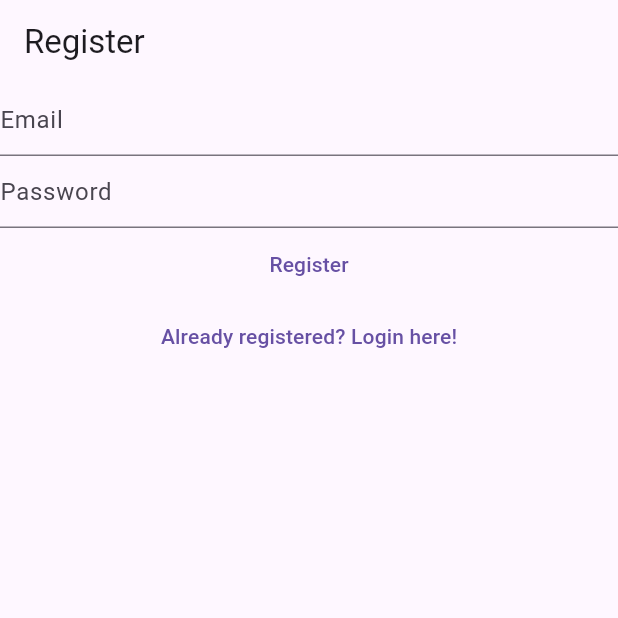
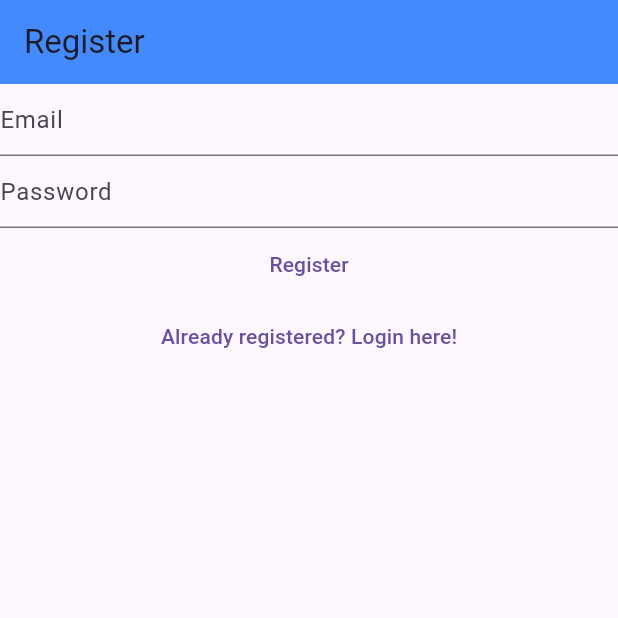
Before and after one commit to thinhdabezt/NotiForYou, a Flutter app: the screen it shows after launch, after a tap on "Not registered yet? Register here!", on a phone screen of 412 x 824 dp, the top half of it. Run offline on Flutter 3.47's test engine with Material 3 defaults, Android fonts, the light colour scheme and no system bars; our stand-ins replace firebase_auth, firebase_core, sqflite; accounts and stored records are empty; network calls fail.

Commit message:
Refactor routing to include new note view and update notes view implementation. Enhance login and register views with consistent app bar styling.

```diff
--- a/lib/constants/routes.dart
+++ b/lib/constants/routes.dart
@@ -2,3 +2,4 @@ const loginRoute = "/login/";
 const registerRoute = "/register/";
 const verifyEmailRoute = "/verify-email/";
 const notesRoute = "/notes/";
+const newNoteRoute = "/notes/new-note/";
--- a/lib/main.dart
+++ b/lib/main.dart
@@ -2,7 +2,8 @@ import 'package:flutter/material.dart';
 import 'package:notiforyou/constants/routes.dart';
 import 'package:notiforyou/services/auth/auth_service.dart';
 import 'package:notiforyou/view/login_view.dart';
-import 'package:notiforyou/view/notes_view.dart';
+import 'package:notiforyou/view/notes/new_note_view.dart';
+import 'package:notiforyou/view/notes/notes_view.dart';
 import 'package:notiforyou/view/register_view.dart';
 import 'package:notiforyou/view/verify_email_view.dart';
 
@@ -18,6 +19,7 @@ void main() {
         registerRoute: (context) => const RegisterView(),
         verifyEmailRoute: (context) => const VerifyEmailView(),
         notesRoute: (context) => const NotesView(),
+        newNoteRoute: (context) => const NewNoteView(),
       },
     ),
   );
--- a/lib/view/login_view.dart
+++ b/lib/view/login_view.dart
@@ -32,7 +32,10 @@ class _LoginViewState extends State<LoginView> {
   @override
   Widget build(BuildContext context) {
     return Scaffold(
-      appBar: AppBar(title: const Text("Login")),
+      appBar: AppBar(
+        title: const Text("Login"),
+        backgroundColor: Colors.blueAccent,
+      ),
       body: Column(
         children: [
           TextField(
--- a/lib/view/notes_view.dart
+++ b/lib/view/notes/notes_view.dart
@@ -35,6 +35,12 @@ class _NotesViewState extends State<NotesView> {
         title: const Text("Your Note(s)"),
         backgroundColor: Colors.blueAccent,
         actions: [
+          IconButton(
+            onPressed: () {
+              Navigator.of(context).pushNamed(newNoteRoute);
+            },
+            icon: const Icon(Icons.add),
+          ),
           PopupMenuButton(
             onSelected: (value) async {
               switch (value) {
--- a/lib/view/register_view.dart
+++ b/lib/view/register_view.dart
@@ -33,6 +33,7 @@ class _RegisterViewState extends State<RegisterView> {
     return Scaffold(
       appBar: AppBar(
         title: const Text("Register"),
+        backgroundColor: Colors.blueAccent,
       ),
       body: Column(
         children: [
--- a/lib/view/verify_email_view.dart
+++ b/lib/view/verify_email_view.dart
@@ -14,6 +14,7 @@ class _VerifyEmailViewState extends State<VerifyEmailView> {
     return Scaffold(
       appBar: AppBar(
         title: const Text("Verify Email"),
+        backgroundColor: Colors.blueAccent,
       ),
       body: Column(
         children: [
```
Also changed, not shown: lib/view/notes/new_note_view.dart (added, +23 -0 lines).
